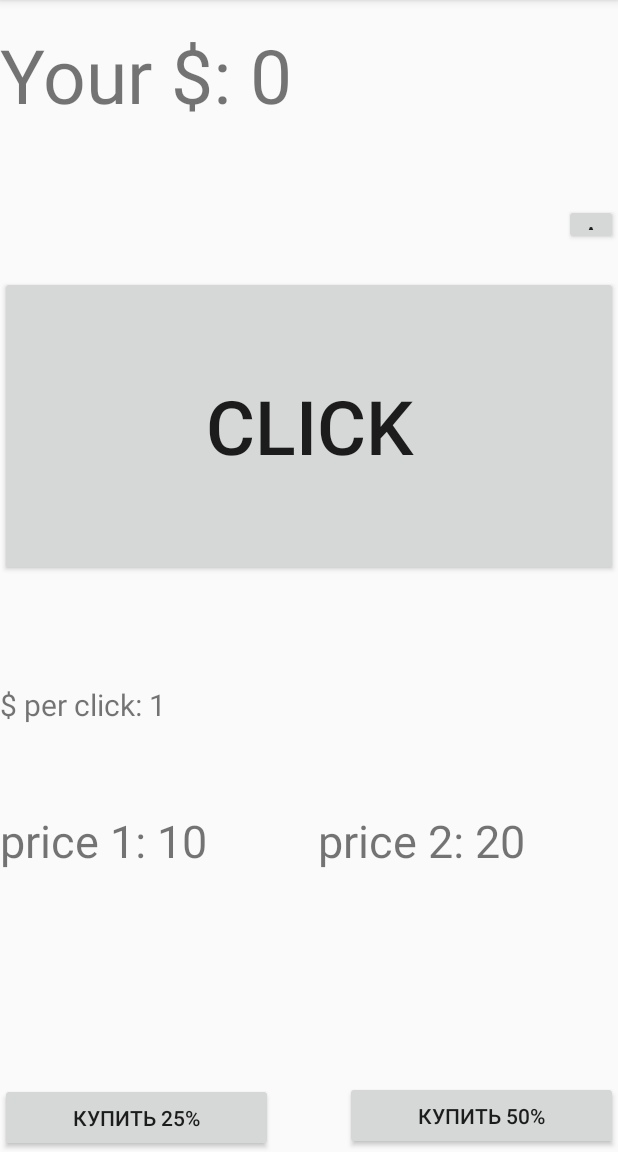
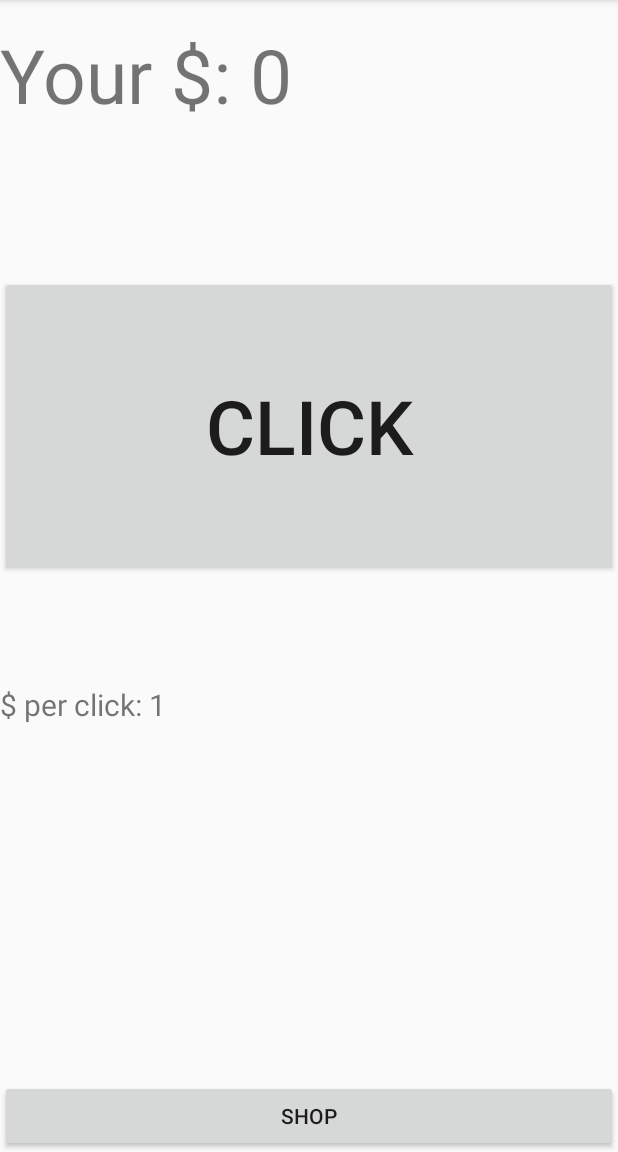
Before and after one commit to AizeRs/it-cube, an Android app: the screen it shows after launch (MainActivity), on a phone screen of 412 x 824 dp, the part 84-1236 px from its top. Run offline under Robolectric (Android 15) with nearby library versions, the phone set to English and light mode, and no system bars.

Commit message:
FINISH INTENT!!!
Finished doing Intent

```diff
--- a/clicker/app/src/main/java/com/example/myapplication/MainActivity.java
+++ b/clicker/app/src/main/java/com/example/myapplication/MainActivity.java
@@ -9,62 +9,50 @@ import android.widget.TextView;
 import android.util.Log;
 
 public class MainActivity extends AppCompatActivity {
-  public String LOG = "buy";
   public int a = 0;
   public int koef = 1;
+  public int chance = 3;
+  public int chance2 = 2;
   public int price = 10;
   public int price2 = 20;
-  public int chance = 3;
-  public int chance2 = 2;
     @Override
     protected void onCreate(Bundle savedInstanceState) {
         super.onCreate(savedInstanceState);
         setContentView(R.layout.activity_main);
 
         Intent intent = getIntent();
-        Integer a = intent.getIntExtra("a", 0);
-        Integer koef = intent.getIntExtra("koef", 1);
-        Integer chance = intent.getIntExtra("chance", 3);
-        Integer chance2 = intent.getIntExtra("chance2", 2);
+        a = intent.getIntExtra("a", 0);
+        koef = intent.getIntExtra("koef", 1);
+        chance = intent.getIntExtra("chance", 3);
+        chance2 = intent.getIntExtra("chance2", 2);
+        price = intent.getIntExtra("price", 10);
+        price2 = intent.getIntExtra("price2", 20);
+
+        TextView aout = findViewById(R.id.textt);
+        TextView ko = findViewById(R.id.textView2);
+
+        aout.setText("Your $: " + a);
+        ko.setText("$ per click: " + koef);
+
     }
     public void onClickButtonClick(View view){
 
-        TextView text = (TextView)findViewById(R.id.textt);
         a += koef;
-        text.setText("Your $: " + a);
+
+        TextView aout = (TextView)findViewById(R.id.textt);
+        aout.setText("Your $: " + a);
     }
-    public void onClickButton25(View view){
-        Log.i(LOG, "клик");
-        TextView koefout = (TextView)findViewById(R.id.koefout);
-        TextView koefread = (TextView)findViewById(R.id.textView2);
-        TextView text = (TextView)findViewById(R.id.textt);
-        if(a >= price){
-            int b = Chance.get(chance);
-            a -= price;
-            koef += b;
-            price += 10;
-            koefout.setText("price 1: " + price);
-            koefread.setText("$ per click: " + koef);
-            text.setText("Your $: " + a);
-        }
+    public void onClickButtonShop(View view){
+        Intent intent = new Intent(this, ShopActivity.class);
+
+        intent.putExtra("a", a);
+        intent.putExtra("koef", koef);
+        intent.putExtra("chance", chance);
+        intent.putExtra("chance2", chance2);
+        intent.putExtra("price", price);
+        intent.putExtra("price2", price2);
+
+        startActivity(intent);
     }
-    public void onClickButton50(View view) {
-        Log.i(LOG, "клик");
-        TextView koefout = (TextView) findViewById(R.id.koefout2);
-        TextView koefread = (TextView) findViewById(R.id.textView2);
-        TextView text = (TextView) findViewById(R.id.textt);
-        if (a >= price2) {
-            int b = Chance.get(chance2);
-            a -= price2;
-            koef += b;
-            price2 += 20;
-            koefout.setText("price 2: " + price2);
-            koefread.setText("$ per click: " + koef);
-            text.setText("Your $: " + a);
-        }
-    }
-    public void onClickButtonADM(View view){
-        chance = 1;
-        chance2 = 1;
-    }
+
 }
--- a/clicker/app/src/main/res/layout/activity_main.xml
+++ b/clicker/app/src/main/res/layout/activity_main.xml
@@ -31,50 +31,6 @@
         app:layout_constraintStart_toStartOf="parent"
         app:layout_constraintTop_toBottomOf="@+id/textt" />
 
-    <Button
-        android:id="@+id/buy"
-        android:layout_width="182dp"
-        android:layout_height="46dp"
-        android:onClick="onClickButton25"
-        android:text="@string/buy"
-        app:layout_constraintBottom_toBottomOf="parent"
-        app:layout_constraintStart_toStartOf="parent"
-        app:layout_constraintTop_toBottomOf="@+id/koefout"
-        app:layout_constraintVertical_bias="1.0" />
-
-    <Button
-        android:id="@+id/buy2"
-        android:layout_width="182dp"
-        android:layout_height="46dp"
-        android:onClick="onClickButton50"
-        android:text="@string/buy2"
-        app:layout_constraintBottom_toBottomOf="parent"
-        app:layout_constraintEnd_toEndOf="parent"
-        app:layout_constraintTop_toBottomOf="@+id/koefout"
-        app:layout_constraintVertical_bias="0.992" />
-
-    <Button
-        android:id="@+id/admin"
-        android:onClick="onClickButtonADM"
-        android:layout_width="36dp"
-        android:layout_height="27dp"
-        android:layout_marginTop="136dp"
-        android:text="@string/admin"
-        app:layout_constraintEnd_toEndOf="parent"
-        app:layout_constraintHorizontal_bias="1.0"
-        app:layout_constraintStart_toStartOf="parent"
-        app:layout_constraintTop_toTopOf="parent" />
-
-    <TextView
-        android:id="@+id/koefout"
-        android:layout_width="231dp"
-        android:layout_height="49dp"
-        android:layout_marginTop="156dp"
-        android:text="@string/price"
-        android:textSize="30sp"
-        app:layout_constraintStart_toStartOf="parent"
-        app:layout_constraintTop_toBottomOf="@+id/butt" />
-
     <TextView
         android:id="@+id/textView2"
         android:layout_width="match_parent"
@@ -85,14 +41,15 @@
         app:layout_constraintStart_toStartOf="parent"
         app:layout_constraintTop_toBottomOf="@+id/butt" />
 
-    <TextView
-        android:id="@+id/koefout2"
-        android:layout_width="200dp"
-        android:layout_height="49dp"
-        android:layout_marginTop="44dp"
-        android:text="@string/price2"
-        android:textSize="30sp"
+    <Button
+        android:id="@+id/button"
+        android:layout_width="match_parent"
+        android:layout_height="wrap_content"
+        android:text="@string/shop"
+        android:onClick="onClickButtonShop"
+        app:layout_constraintBottom_toBottomOf="parent"
         app:layout_constraintEnd_toEndOf="parent"
-        app:layout_constraintTop_toBottomOf="@+id/textView2" />
+        app:layout_constraintHorizontal_bias="1.0"
+        app:layout_constraintStart_toStartOf="parent" />
 
 </androidx.constraintlayout.widget.ConstraintLayout>
--- a/clicker/app/src/main/res/values/strings.xml
+++ b/clicker/app/src/main/res/values/strings.xml
@@ -7,5 +7,6 @@
     <string name="price">price 1: 10</string>
     <string name="price2">price 2: 20</string>
     <string name="ko">$ per click: 1</string>
-    <string name="admin">admin</string>
+    <string name="back">back</string>
+    <string name="shop">Shop</string>
 </resources>
```
Also changed, not shown: clicker/app/src/main/java/com/example/myapplication/ShopActivity.java (+28 -8 lines), clicker/app/src/main/res/layout/activity_shop.xml (+72 -0 lines).
